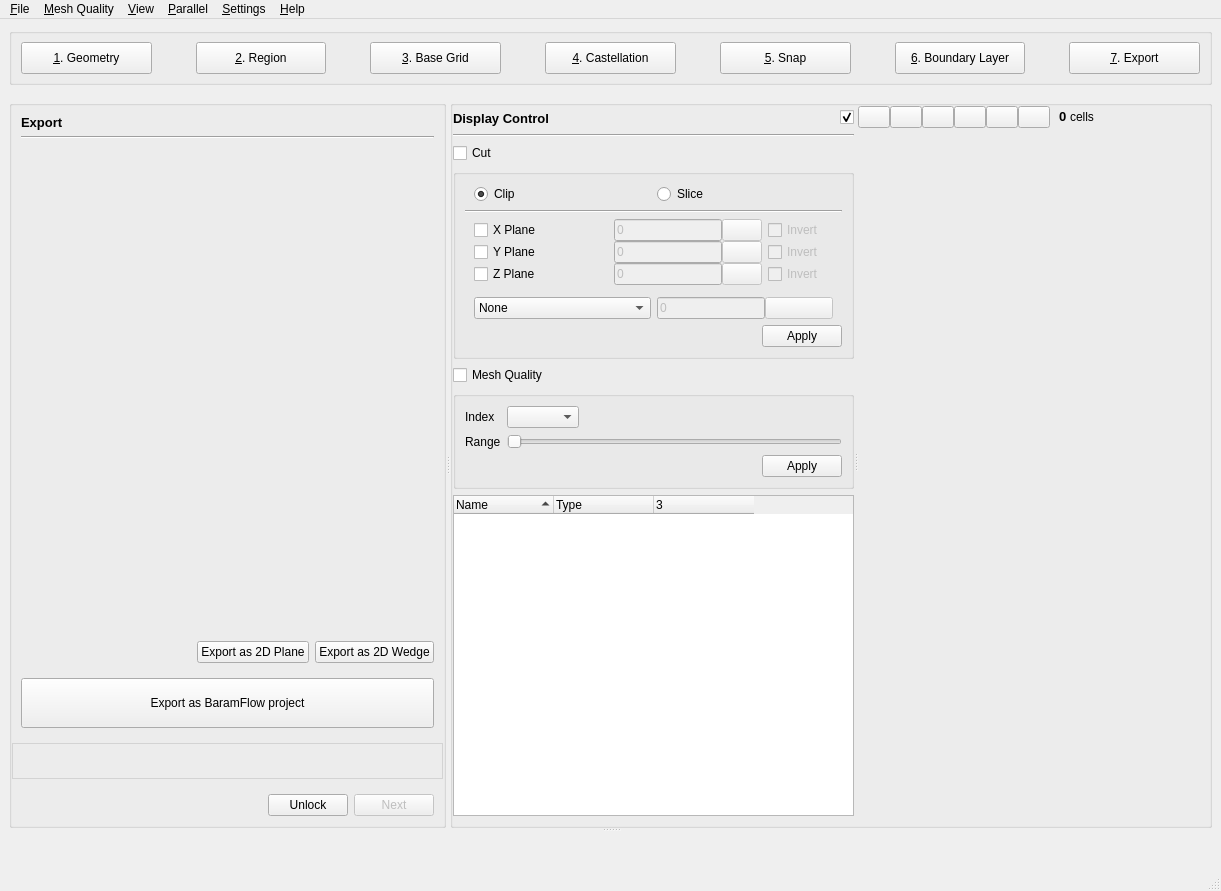
nextfoam/baram, file baramMesh/view/main_window/main_window.ui: the form before one commit.
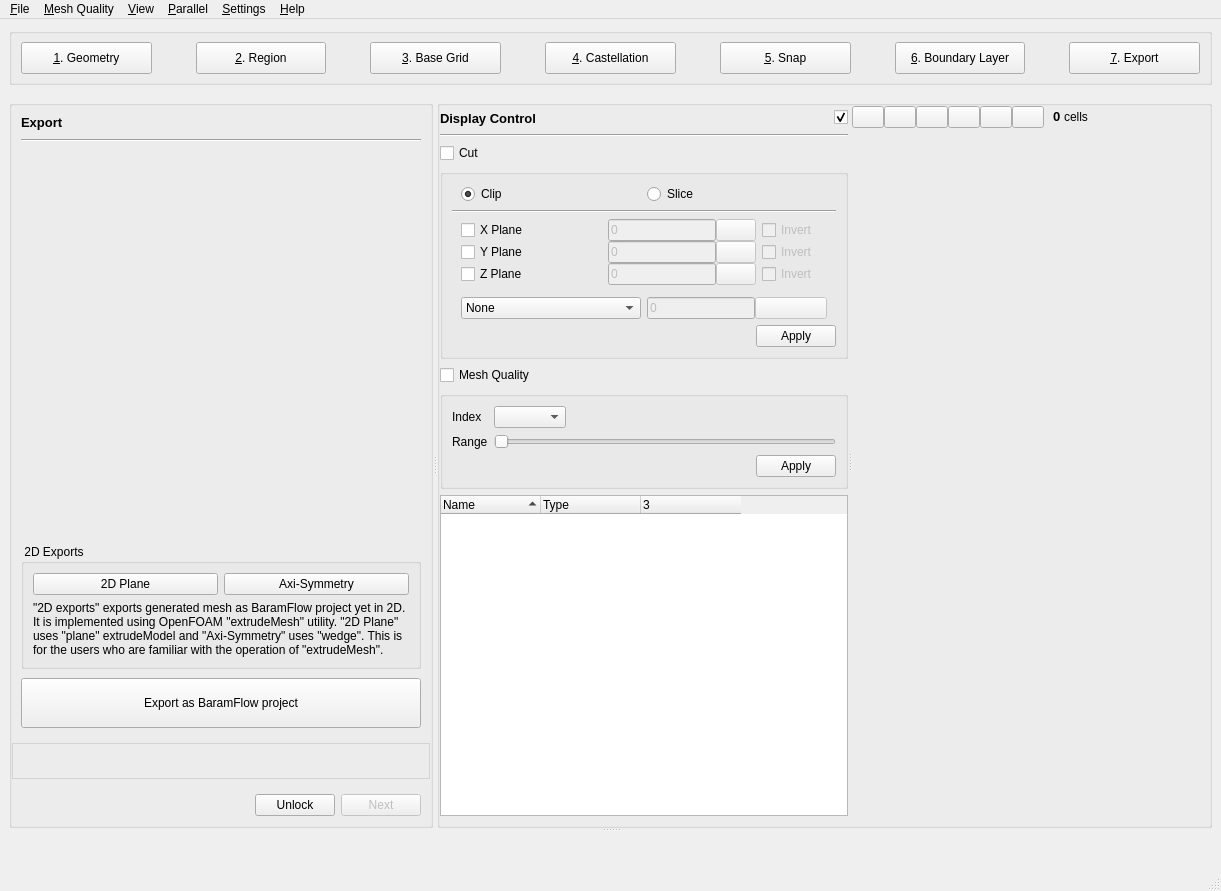
The form after the commit. The open tabs and pages were chosen to show the change. Icons and pictures are not drawn. Custom widgets are drawn as their Qt base class.

Commit message: Issue baram#193 This help message is intended to guide users to study about extrudeMesh

```diff
--- a/baramMesh/view/main_window/main_window.ui
+++ b/baramMesh/view/main_window/main_window.ui
@@ -2125,6 +2125,9 @@
                  </widget>
                  <widget class="QWidget" name="exportPage">
                   <layout class="QVBoxLayout" name="verticalLayout_22">
+                   <property name="spacing">
+                    <number>9</number>
+                   </property>
                    <item>
                     <widget class="QLabel" name="label_37">
                      <property name="font">
@@ -2169,35 +2172,62 @@
                     </spacer>
                    </item>
                    <item>
-                    <widget class="QWidget" name="widget_20" native="true">
-                     <layout class="QHBoxLayout" name="horizontalLayout_12">
+                    <widget class="QGroupBox" name="groupBox_20">
+                     <property name="title">
+                      <string> 2D Exports</string>
+                     </property>
+                     <layout class="QVBoxLayout" name="verticalLayout_37">
+                      <property name="leftMargin">
+                       <number>9</number>
+                      </property>
+                      <property name="topMargin">
+                       <number>9</number>
+                      </property>
                       <property name="rightMargin">
-                       <number>0</number>
+                       <number>9</number>
                       </property>
+                      <property name="bottomMargin">
+                       <number>9</number>
+                      </property>
                       <item>
-                       <spacer name="horizontalSpacer_9">
-                        <property name="orientation">
-                         <enum>Qt::Horizontal</enum>
-                        </property>
-                        <property name="sizeHint" stdset="0">
-                         <size>
-                          <width>93</width>
-                          <height>20</height>
-                         </size>
-                        </property>
-                       </spacer>
-                      </item>
-                      <item>
-                       <widget class="QPushButton" name="export2DPlane">
-                        <property name="text">
-                         <string>Export as 2D Plane</string>
-                        </property>
+                       <widget class="QWidget" name="widget" native="true">
+                        <layout class="QHBoxLayout" name="horizontalLayout_12">
+                         <property name="leftMargin">
+                          <number>0</number>
+                         </property>
+                         <property name="topMargin">
+                          <number>0</number>
+                         </property>
+                         <property name="rightMargin">
+                          <number>0</number>
+                         </property>
+                         <property name="bottomMargin">
+                          <number>0</number>
+                         </property>
+                         <item>
+                          <widget class="QPushButton" name="export2DPlane">
+                           <property name="text">
+                            <string>2D Plane</string>
+                           </property>
+                          </widget>
+                         </item>
+                         <item>
+                          <widget class="QPushButton" name="export2DWedge">
+                           <property name="text">
+                            <string>Axi-Symmetry</string>
+                           </property>
+                          </widget>
+                         </item>
+                        </layout>
                        </widget>
                       </item>
                       <item>
-                       <widget class="QPushButton" name="export2DWedge">
+                       <widget class="QLabel" name="label_13">
                         <property name="text">
-                         <string>Export as 2D Wedge</string>
+                         <string>&quot;2D exports&quot; exports generated mesh as BaramFlow project yet in 2D. It is implemented using OpenFOAM &quot;extrudeMesh&quot; utility. &quot;2D Plane&quot; uses &quot;plane&quot; extrudeModel and &quot;Axi-Symmetry&quot; uses &quot;wedge&quot;. This is for the users who are familiar with the operation of &quot;extrudeMesh&quot;.</string>
+                        </property>
+                        <property name="wordWrap">
+                         <bool>true</bool>
                         </property>
                        </widget>
                       </item>
```
